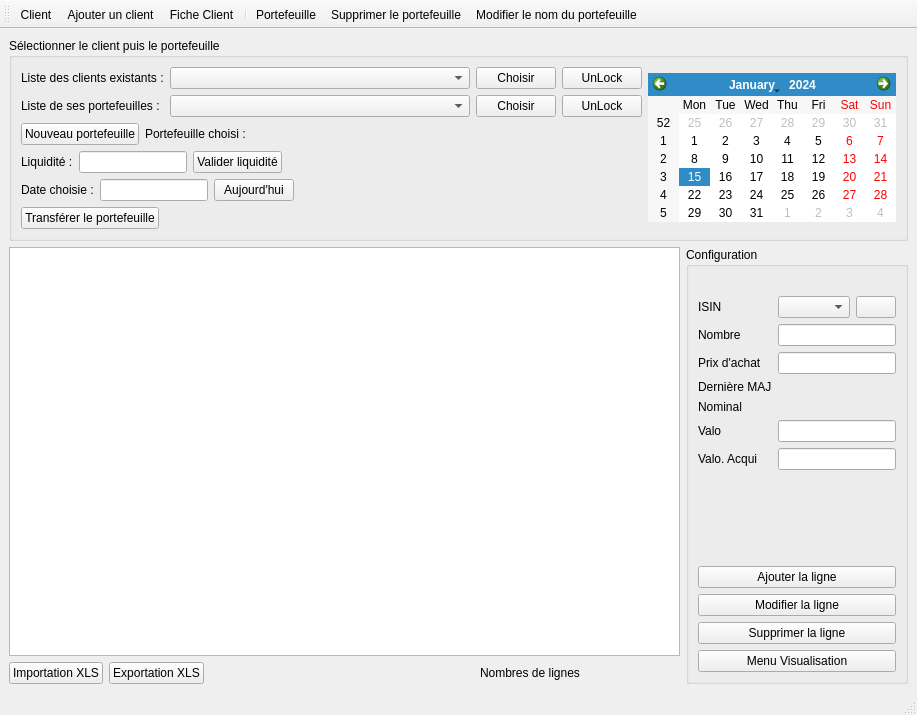
Qt form Gestionnaires/GestionnairePortefeuille.ui (baptiste-pasquier/eurocorporate) before a commit.
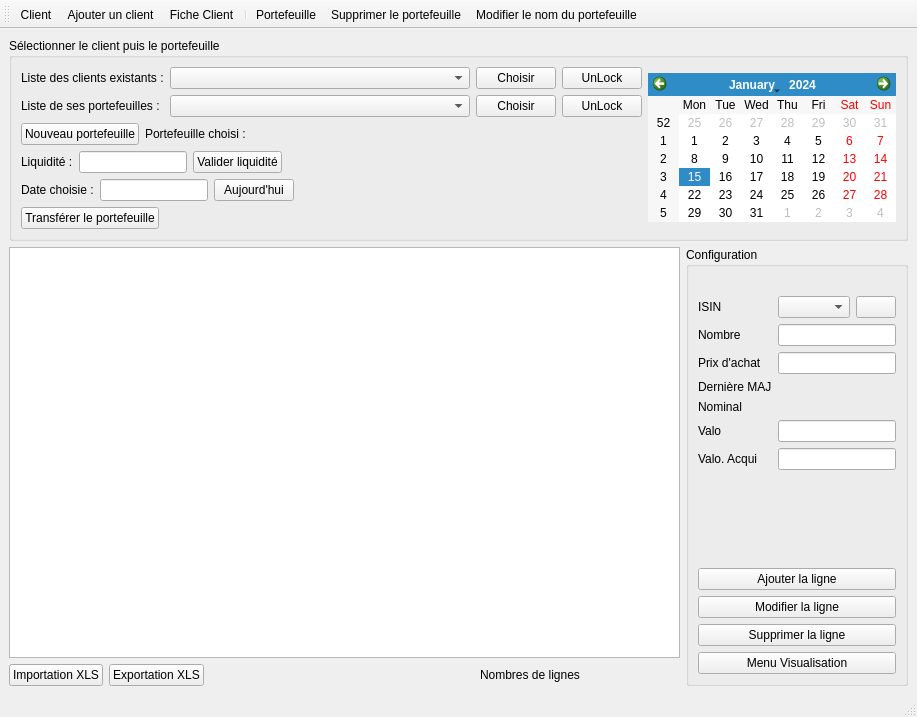
The same form after that commit. Icons and pictures are not drawn. Custom widgets are drawn as their Qt base class.

```diff
--- a/Gestionnaires/GestionnairePortefeuille.ui
+++ b/Gestionnaires/GestionnairePortefeuille.ui
@@ -7,7 +7,7 @@
     <x>0</x>
     <y>0</y>
     <width>909</width>
-    <height>715</height>
+    <height>717</height>
    </rect>
   </property>
   <property name="windowTitle">
```
Left out of the diff: 8 changed lines with no effect on the pictures.
